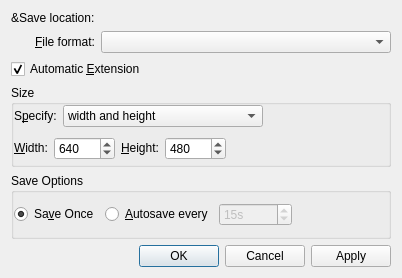
The window that src/libkstapp/exportgraphicsdialog.ui (Kst-plot/kst) describes before a commit, drawn with Qt 5.
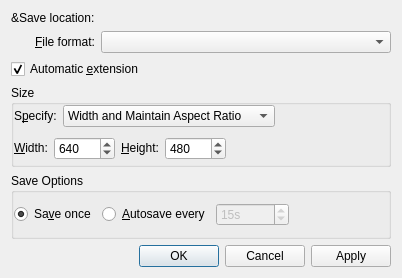
The same window after the commit. Custom widgets are drawn as their Qt base class.

Commit message:
More KDE HIG work in the dialogs called from the File menu: - capitalization - optimize/harmonize order of file size options between export to graphics and log entry
In the log entry dialog I don't see a lineedit to input the name of the script. I haven't checked before my changes, but I don't see anything in the
code and I suspect it's not enabled yet. Otherwise, please fix it...

```diff
--- a/src/libkstapp/exportgraphicsdialog.ui
+++ b/src/libkstapp/exportgraphicsdialog.ui
@@ -83,7 +83,7 @@
          <string>Do not autosave.  Instead, on OK or Apply, save once.</string>
         </property>
         <property name="text">
-         <string>Sa&amp;ve Once</string>
+         <string>Sa&amp;ve once</string>
         </property>
         <property name="checked">
          <bool>true</bool>
@@ -296,22 +296,22 @@
          <widget class="QComboBox" name="_comboBoxSizeOption">
           <item>
            <property name="text">
-            <string>width and height</string>
+            <string>Width and Maintain Aspect Ratio</string>
            </property>
           </item>
           <item>
            <property name="text">
-            <string>size of square</string>
+            <string>Height and Maintain Aspect Ratio</string>
            </property>
           </item>
           <item>
            <property name="text">
-            <string>width, maintaining aspect ratio</string>
+            <string>Width and Height</string>
            </property>
           </item>
           <item>
            <property name="text">
-            <string>height, maintaining aspect ratio</string>
+            <string>Size of Square</string>
            </property>
           </item>
          </widget>
@@ -340,7 +340,7 @@
    <item row="2" column="0" colspan="2">
     <widget class="QCheckBox" name="_autoExtension">
      <property name="text">
-      <string>Automatic &amp;Extension</string>
+      <string>Automatic &amp;extension</string>
      </property>
      <property name="checked">
       <bool>true</bool>
```
The commit also changes 3 other files.
